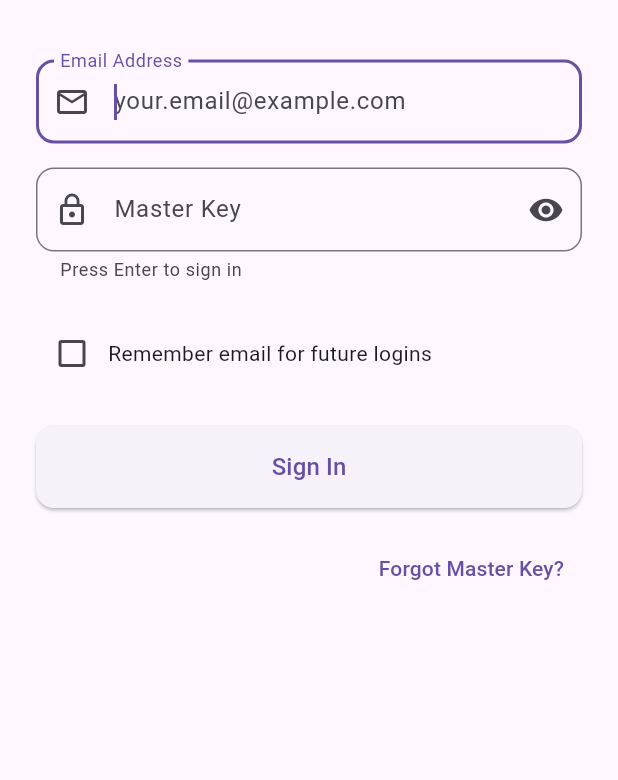
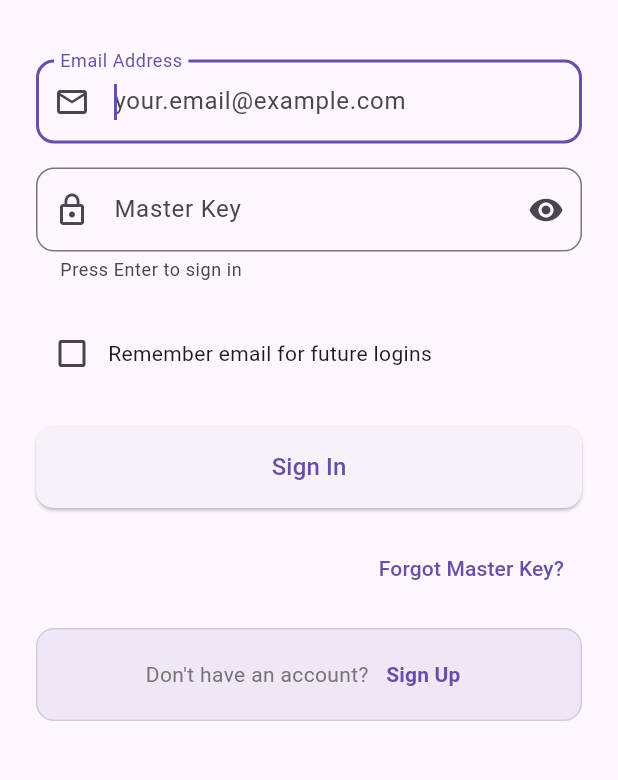
Before and after one commit to vishnuprabha404/passquarium, a Flutter app: the screen it shows after launch, on a phone screen of 412 x 824 dp, the part 386-1166 px from its top. Run offline on Flutter 3.47's test engine with Material 3 defaults, Android fonts, the phone set to English and light mode, and no system bars; our stand-ins replace cloud_firestore, firebase_auth, firebase_core, flutter_secure_storage, local_auth, shared_preferences; missing offline and left inert: encrypt, local_auth_android, local_auth_windows, pointycastle; accounts and stored records are empty; generated files the repository leaves out were written again.

Commit message:
New firebase
Update project configuration and dependencies: Change project ID and application identifiers to reflect the new name "Passquarium". Upgrade Kotlin and Google Services versions for improved compatibility. Enhance build settings for memory optimization and disable asset compression. Refactor EmailAuthScreen to improve user experience with new sign-in and sign-up mode toggle functionality.

```diff
--- a/lib/screens/email_auth_screen.dart
+++ b/lib/screens/email_auth_screen.dart
@@ -445,6 +445,32 @@ class _EmailAuthScreenState extends State<EmailAuthScreen>
     }
   }
 
+  void _goBackToSignIn() {
+    final authService = Provider.of<AuthService>(context, listen: false);
+
+    // Sign out the user during verification process
+    authService.signOutDuringVerification();
+
+    setState(() {
+      _isSignUpMode = false; // Switch to sign-in mode
+      _showEmailVerificationMessage = false;
+      _emailVerificationSent = false;
+      _masterKeyController.clear(); // Clear password field for security
+      _confirmMasterKeyController.clear();
+      _showMasterKeyStrength = false;
+    });
+
+    // Hide verification UI with animation
+    _slideController.reverse();
+
+    // Focus on the master key field since email is already filled
+    Future.delayed(const Duration(milliseconds: 300), () {
+      if (mounted) {
+        _masterKeyFocusNode.requestFocus();
+      }
+    });
+  }
+
   void _showErrorDialog(String title, String message) {
     showDialog(
       context: context,
@@ -692,6 +718,8 @@ class _EmailAuthScreenState extends State<EmailAuthScreen>
                   ),
                 ),
                 const SizedBox(height: 16),
+                Column(
+                  children: [
                     Row(
                       children: [
                         Expanded(
@@ -708,6 +736,22 @@ class _EmailAuthScreenState extends State<EmailAuthScreen>
                                 _isLoading ? null : _checkVerificationManually,
                             icon: const Icon(Icons.check_circle_outline, size: 16),
                             label: const Text('Check Status'),
+                          ),
+                        ),
+                      ],
+                    ),
+                    const SizedBox(height: 8),
+                    SizedBox(
+                      width: double.infinity,
+                      child: TextButton.icon(
+                        onPressed: _isLoading ? null : _goBackToSignIn,
+                        icon: const Icon(Icons.arrow_back, size: 16),
+                        label: const Text('Back to Sign In'),
+                        style: TextButton.styleFrom(
+                          foregroundColor: Theme.of(context).primaryColor,
+                          backgroundColor: Theme.of(context).primaryColor.withOpacity(0.1),
+                          padding: const EdgeInsets.symmetric(vertical: 12),
+                        ),
                       ),
                     ),
                   ],
@@ -771,6 +815,9 @@ class _EmailAuthScreenState extends State<EmailAuthScreen>
         const SizedBox(height: 16),
         // Forgot Password Button
         _buildForgotPasswordButton(),
+        const SizedBox(height: 16),
+        // Mode Toggle Button
+        _buildModeToggleButton(),
       ],
     );
   }
@@ -947,4 +994,54 @@ class _EmailAuthScreenState extends State<EmailAuthScreen>
       ],
     );
   }
+
+  Widget _buildModeToggleButton() {
+    return Container(
+      padding: const EdgeInsets.all(16),
+      decoration: BoxDecoration(
+        color: Theme.of(context).primaryColor.withOpacity(0.1),
+        borderRadius: BorderRadius.circular(12),
+        border: Border.all(
+          color: Theme.of(context).primaryColor.withOpacity(0.2),
+        ),
+      ),
+      child: Row(
+        mainAxisAlignment: MainAxisAlignment.center,
+        children: [
+          Text(
+            _isSignUpMode
+                ? 'Already have an account? '
+                : 'Don\'t have an account? ',
+            style: TextStyle(
+              color: Colors.grey[600],
+              fontSize: 14,
+            ),
+          ),
+          TextButton(
+            onPressed: _isLoading ? null : () {
+              setState(() {
+                _isSignUpMode = !_isSignUpMode;
+                // Clear form when switching modes for security
+                _masterKeyController.clear();
+                _confirmMasterKeyController.clear();
+                _showMasterKeyStrength = false;
+              });
+            },
+            style: TextButton.styleFrom(
+              padding: const EdgeInsets.symmetric(horizontal: 8, vertical: 4),
+              minimumSize: Size.zero,
+              tapTargetSize: MaterialTapTargetSize.shrinkWrap,
+            ),
+            child: Text(
+              _isSignUpMode ? 'Sign In' : 'Sign Up',
+              style: TextStyle(
+                fontWeight: FontWeight.bold,
+                color: Theme.of(context).primaryColor,
+              ),
+            ),
+          ),
+        ],
+      ),
+    );
   }
+}
```
Also changed, not shown: firebase.json, 9 other files. Lines whose indentation alone changed are shown as unchanged.
